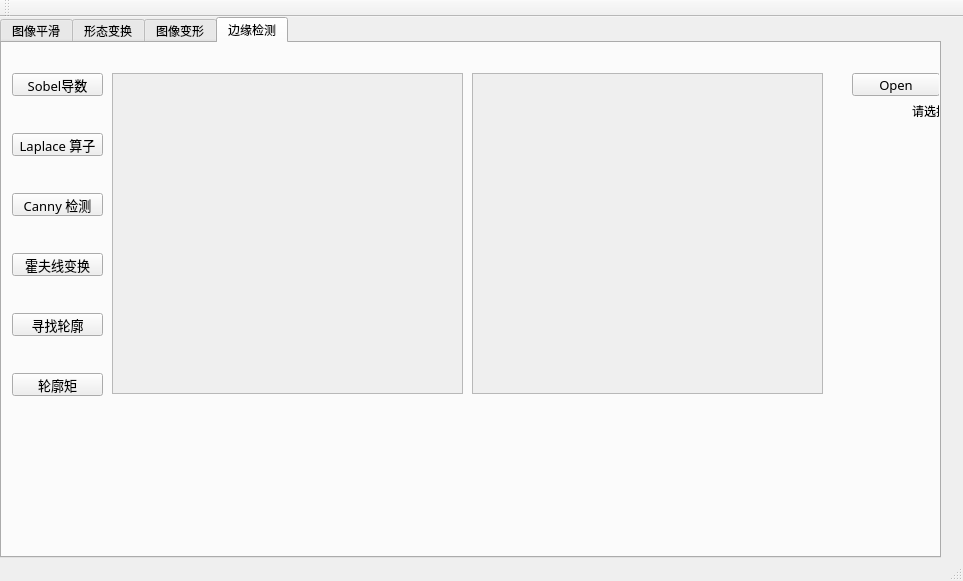
This is Hi_Opencv/Hi_Opencv/Hi_Opencv.ui in weifenglin/opencv as Qt 5 draws it before an edit. The edited form follows.
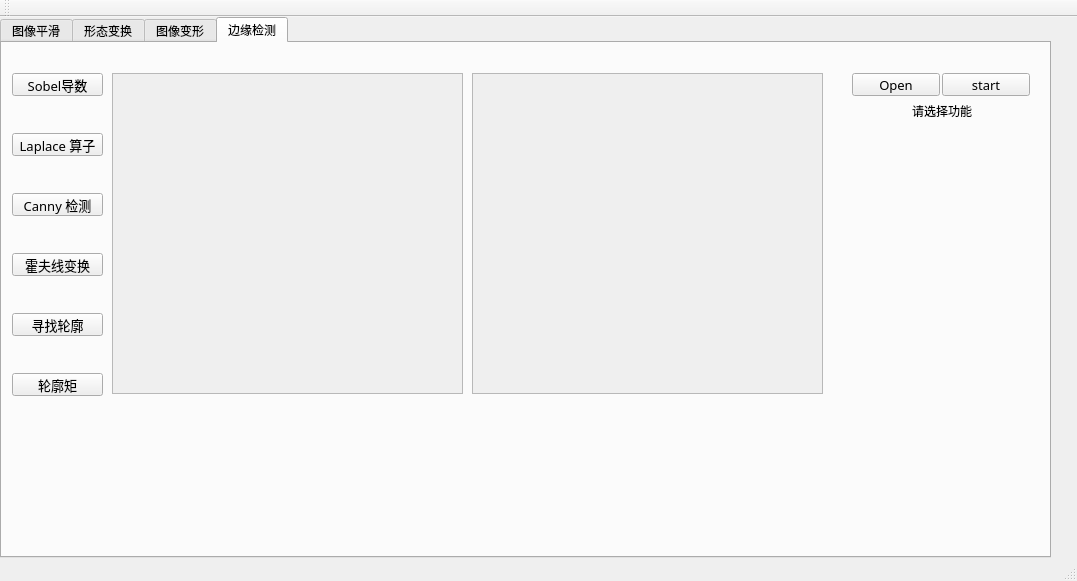
This is the edited form. The open tabs and pages were chosen to show the change.

```diff
--- a/Hi_Opencv/Hi_Opencv/Hi_Opencv.ui
+++ b/Hi_Opencv/Hi_Opencv/Hi_Opencv.ui
@@ -6,7 +6,7 @@
    <rect>
     <x>0</x>
     <y>0</y>
-    <width>963</width>
+    <width>1077</width>
     <height>581</height>
    </rect>
   </property>
@@ -19,7 +19,7 @@
      <rect>
       <x>0</x>
       <y>0</y>
-      <width>941</width>
+      <width>1051</width>
       <height>541</height>
      </rect>
     </property>
```
Left out of the diff: 2 changed lines with no effect on the pictures.
